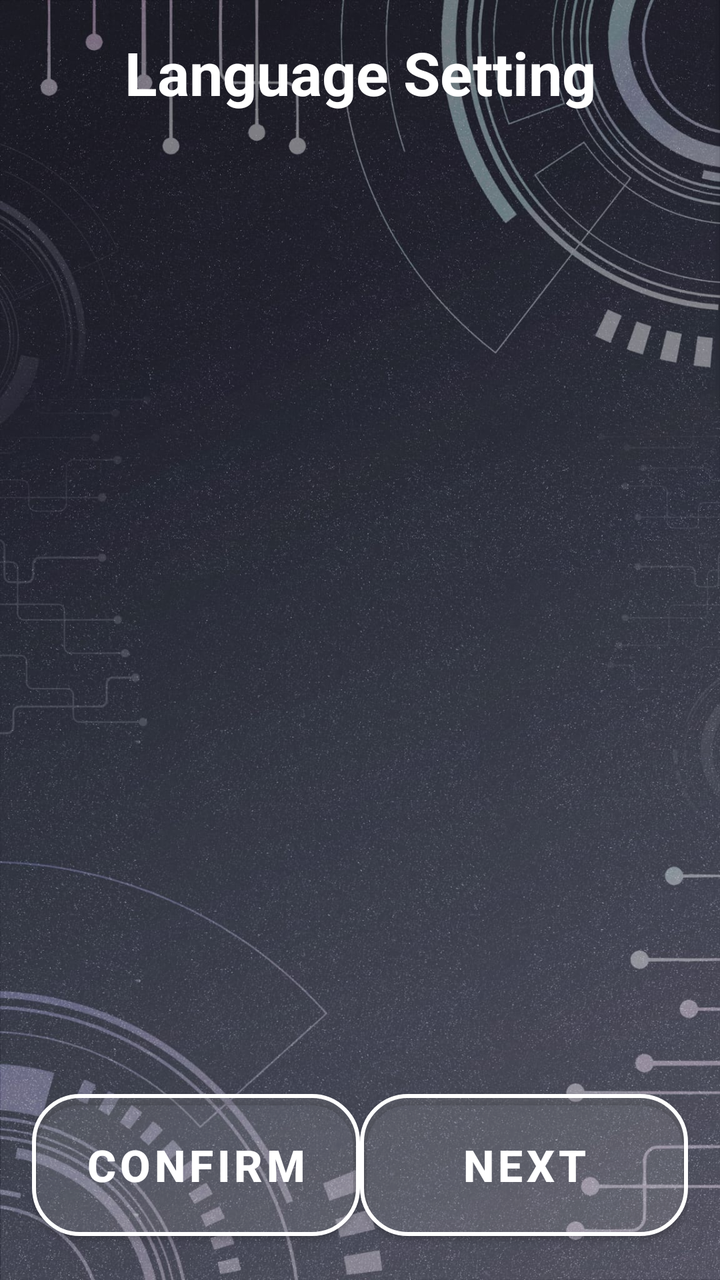
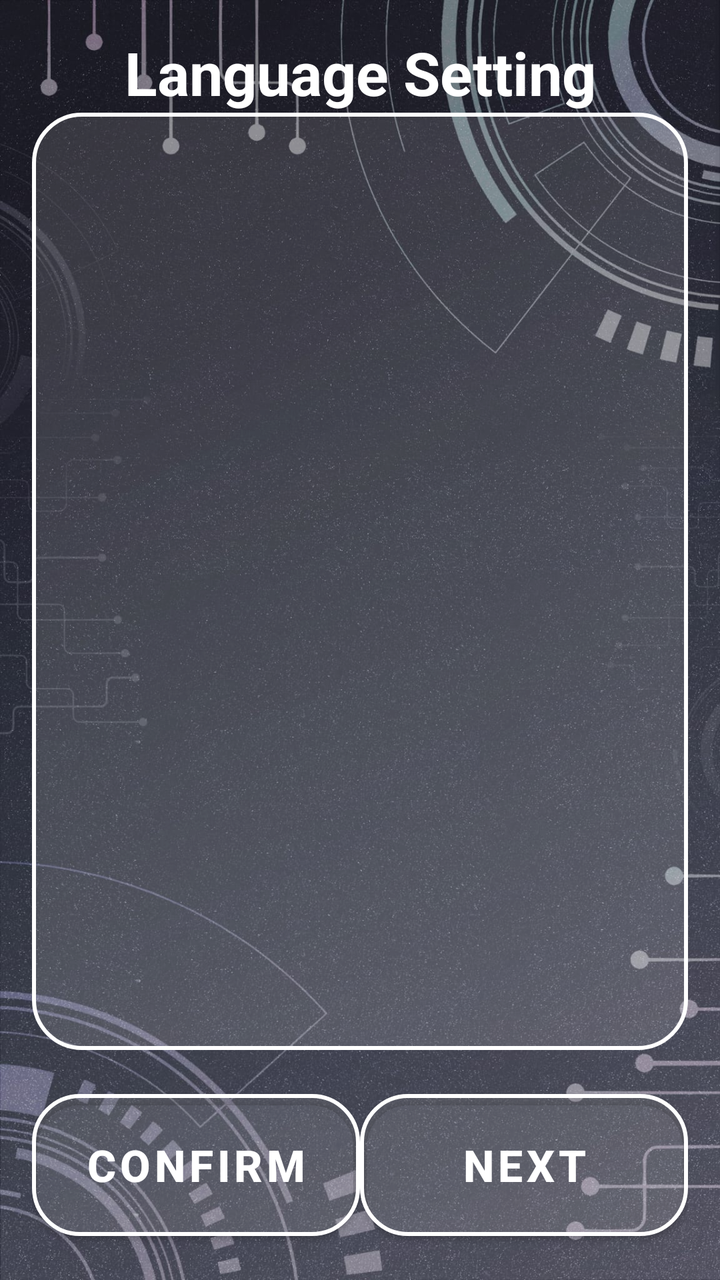

The first picture is an Android layout as it rendered before a commit; the second is the same layout after the commit. The layout source and the unified diff follow.
<!-- AndroidManifest.xml: application theme Theme.VISTA -->
<!-- res/layout/activity_language_setting_page.xml -->
<LinearLayout
    xmlns:android="http://schemas.android.com/apk/res/android"
    xmlns:tools="http://schemas.android.com/tools"
    xmlns:app="http://schemas.android.com/apk/res-auto"
    android:id="@+id/main"
    android:layout_width="match_parent"
    android:layout_height="match_parent"
    android:orientation="vertical"
    android:padding="16sp"
    android:background="@drawable/background">

    <TextView
        android:layout_width="match_parent"
        android:layout_height="wrap_content"
        android:text="@string/SettingActivity_LanguageSetting"
        android:textSize="30sp"
        android:textStyle="bold"
        android:gravity="center"
        android:textColor="@color/white"/>

    <ListView
        android:id="@+id/lvLanguageSetting"
        android:layout_width="match_parent"
        android:layout_height="0dp"
        android:layout_weight="1"/>

    
    <LinearLayout
        android:orientation="horizontal"
        android:layout_width="match_parent"
        android:layout_height="wrap_content"
        android:gravity="bottom"
        android:layout_marginTop="16dp"
        android:weightSum="2">

        
        <com.google.android.material.button.MaterialButton
            android:id="@+id/btnEditRouteActivityConfirm"
            style="@style/SemiTransparentRoundedButton"
            android:layout_width="0dp"
            android:layout_height="83dp"
            android:layout_weight="1"
            android:text="@string/btn_Confirm"
            android:textSize="22sp"
            android:textStyle="bold" />

        
        <com.google.android.material.button.MaterialButton
            android:id="@+id/btnEditRouteActivityNext"
            style="@style/SemiTransparentRoundedButton"
            android:layout_width="0dp"
            android:layout_height="83dp"
            android:layout_weight="1"
            android:text="@string/btn_next"
            android:textSize="22sp"
            android:textStyle="bold" />
    </LinearLayout>
</LinearLayout>
<!-- resources referenced by this layout -->
<resources>
  <color name="white">#FFFFFF</color>
  <!-- drawable background: jpeg bitmap (drawable, 288114 bytes) -->
  <string name="SettingActivity_LanguageSetting">Language Setting</string>
  <string name="btn_Confirm">Confirm</string>
  <string name="btn_next">Next</string>
  <style name="SemiTransparentRoundedButton" parent="Widget.MaterialComponents.Button">
          <item name="android:textColor">#FFFFFF</item>
          <item name="background">@drawable/button_selector</item> 
          <item name="cornerRadius">24dp</item>
          <item name="strokeColor">#FFFFFF</item>
          <item name="strokeWidth">2dp</item>
          <item name="backgroundTint">#20FFFFFF</item> 
      </style>
  <style name="Theme.VISTA" parent="Theme.MaterialComponents.Light.NoActionBar">
          
          <item name="colorPrimary">@color/semi_transparent_white</item>
          <item name="colorPrimaryVariant">@color/semi_transparent_white</item>
          <item name="colorOnPrimary">@color/white</item>
          
      </style>
  <!-- drawable button_selector (drawable) -->
  <?xml version="1.0" encoding="utf-8"?>
  <selector xmlns:android="http://schemas.android.com/apk/res/android">
      
      <item android:state_pressed="true">
          <shape android:shape="rectangle">
              <solid android:color="#20FFFFFF" /> 
              <stroke android:width="2dp" android:color="#FFFFFF" />
              <corners android:radius="24dp" />
          </shape>
      </item>
  
      
      <item android:state_selected="true">
          <shape android:shape="rectangle">
              <solid android:color="#FFFF00" /> 
              <stroke android:width="2dp" android:color="#FFFFFF" />
              <corners android:radius="24dp" />
          </shape>
      </item>
  
      
      <item>
          <shape android:shape="rectangle">
              <solid android:color="#20FFFFFF" /> 
              <stroke android:width="2dp" android:color="#FFFFFF" />
              <corners android:radius="24dp" />
          </shape>
      </item>
  </selector>
  <color name="semi_transparent_white">#80FFFFFF</color>
</resources>

<!-- the commit's change to res/layout/activity_language_setting_page.xml (unified diff, before → after) -->
@@ -22,7 +22,9 @@
         android:id="@+id/lvLanguageSetting"
         android:layout_width="match_parent"
         android:layout_height="0dp"
-        android:layout_weight="1"/>
+        android:layout_weight="1"
+        android:background="@drawable/list_item_border"
+        android:divider="@drawable/custom_divider"/>
 
     
     <LinearLayout
<!-- resource entries referenced after the edit -->
@@ -2,6 +2,32 @@
 <resources>
   <color name="white">#FFFFFF</color>
   <!-- drawable background: jpeg bitmap (drawable, 288114 bytes) -->
+  <!-- drawable custom_divider (drawable) -->
+  <?xml version="1.0" encoding="utf-8"?>
+  <shape xmlns:android="http://schemas.android.com/apk/res/android" android:shape="rectangle">
+      <size android:height="1dp" /> 
+      <solid android:color="#FFFFFF" /> 
+  </shape>
+  <!-- drawable list_item_border (drawable) -->
+  <?xml version="1.0" encoding="utf-8"?>
+  <shape xmlns:android="http://schemas.android.com/apk/res/android" android:shape="rectangle">
+  
+      
+      <stroke
+          android:width="2dp"
+          android:color="#FFFFFF" />
+  
+      <corners android:radius="24dp" />
+  
+      <padding
+          android:left="8dp"
+          android:top="8dp"
+          android:right="8dp"
+          android:bottom="8dp" />
+  
+      <solid android:color="#20FFFFFF" />
+  
+  </shape>
   <string name="SettingActivity_LanguageSetting">Language Setting</string>
   <string name="btn_Confirm">Confirm</string>
   <string name="btn_next">Next</string>
